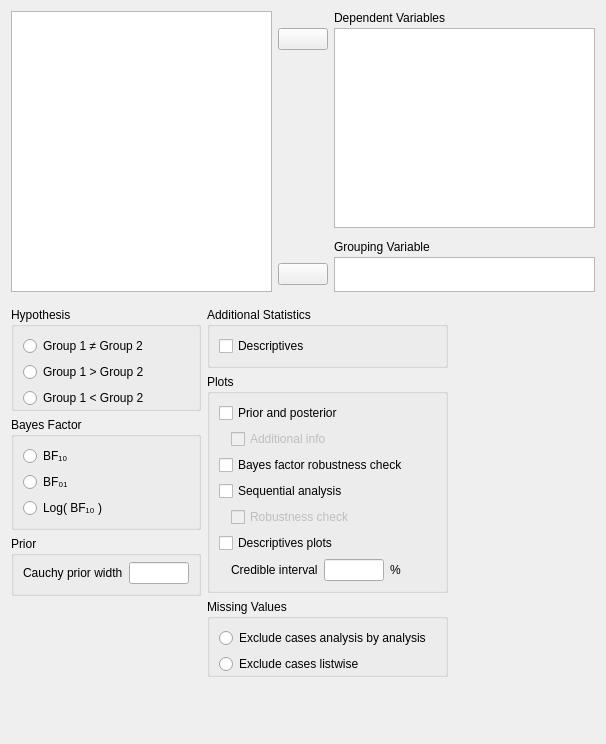
Above: JASP-Desktop/analysisforms/ttestbayesianindependentsamplesform.ui from jasp-stats/jasp-desktop before the change. Below: the same form after it.
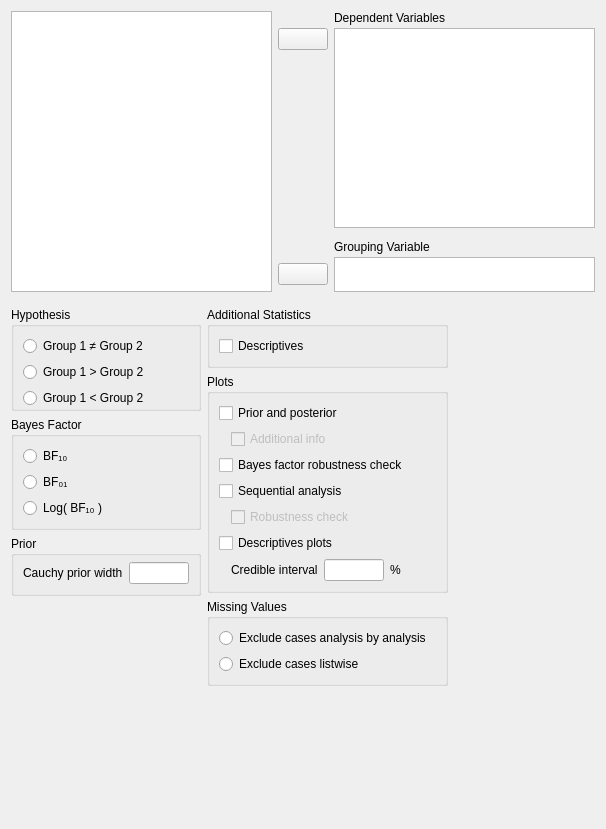
That is the form after the change. Custom widgets are drawn as their Qt base class.

```diff
--- a/JASP-Desktop/analysisforms/ttestbayesianindependentsamplesform.ui
+++ b/JASP-Desktop/analysisforms/ttestbayesianindependentsamplesform.ui
@@ -7,7 +7,7 @@
     <x>0</x>
     <y>0</y>
     <width>606</width>
-    <height>744</height>
+    <height>829</height>
    </rect>
   </property>
   <property name="sizePolicy">
@@ -625,9 +625,6 @@
             <bool>false</bool>
            </property>
            <layout class="QGridLayout" name="gridLayout_6">
-            <property name="bottomMargin">
-             <number>0</number>
-            </property>
             <item row="1" column="0">
              <widget class="QRadioButton" name="_2excludeListwise">
               <property name="sizePolicy">
```
